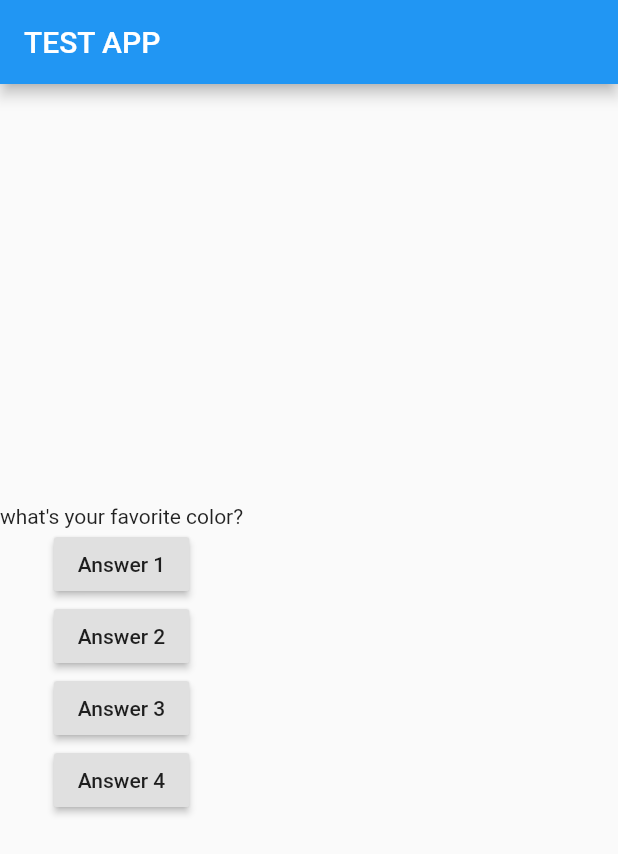
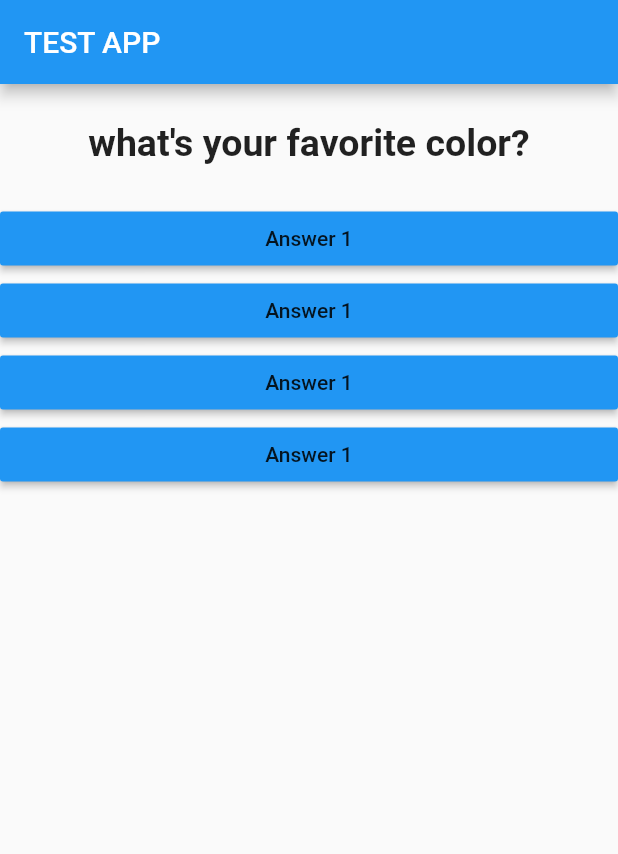
Before and after one commit to jap610/simple-quiz-app, a Flutter app: the screen it shows after launch, on a phone screen of 412 x 824 dp. Shown: the top 854 px of the screen. Run offline on Flutter 3.47's test engine with Material 2 defaults, Android fonts, the phone set to English and light mode, and no system bars.

```diff
--- /dev/null
+++ b/lib/answers.dart
@@ -0,0 +1,20 @@
+import 'package:flutter/material.dart';
+import './main.dart';
+import './answers.dart';
+
+class Answers extends StatelessWidget {
+final  Function Handler;
+Answers(this.Handler);
+  @override
+  Widget build(BuildContext context) {
+    return Container(
+      width: double.infinity,
+      child:
+        RaisedButton(
+          color: Colors.blue,
+          child: Text('Answer 1'),
+          onPressed:Handler,
+        ),
+    );
+  }
+}
--- a/lib/main.dart
+++ b/lib/main.dart
@@ -1,5 +1,6 @@
 import 'package:flutter/material.dart';
 import './question.dart';
+import './answers.dart';
 
 void main() => runApp(MyApp());
 
@@ -32,29 +33,14 @@ class _MyAppState extends State<MyApp> {
           title: Text('TEST APP'),
         ),
         body: Column(
-          mainAxisAlignment: MainAxisAlignment.center,
           children: [
             Question(
               questions[_x],
             ),
-            RaisedButton(
-              child: Text('Answer 1'),
-              onPressed: _answer,
-            ),
-            RaisedButton(
-              child: Text('Answer 2'),
-              onPressed: _answer,
-            ),
-            RaisedButton(
-              child: Text('Answer 3'),
-              onPressed: _answer,
-            ),
-            RaisedButton(
-              child: Text('Answer 4'),
-              onPressed: () {
-                print('answer chosen!');
-              },
-            ),
+            Answers(_answer),
+            Answers(_answer),
+            Answers(_answer),
+            Answers(_answer),
           ],
         ),
       ),
--- a/lib/question.dart
+++ b/lib/question.dart
@@ -1,10 +1,21 @@
 import 'package:flutter/material.dart';
 
 class Question extends StatelessWidget {
-    @override
-    String questions;
-    Question(this.questions);
+  @override
+  final String questions;
+  Question(this.questions);
   Widget build(BuildContext context) {
-    return Text(questions);
+    return Container(
+      margin: EdgeInsets.all(25),
+      width: double.infinity,
+      child: Text(
+        questions,
+        style: TextStyle(
+          fontWeight: FontWeight.bold,
+          fontSize: 25,
+        ),
+        textAlign: TextAlign.center,
+      ),
+    );
   }
 }
```
